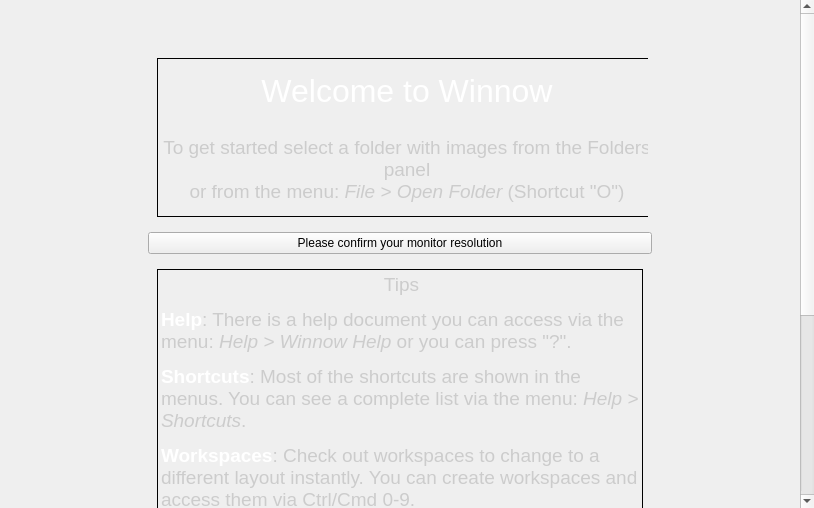
This is welcome.ui in towhee/Winnow64 as Qt 5 draws it before an edit. The edited form follows.
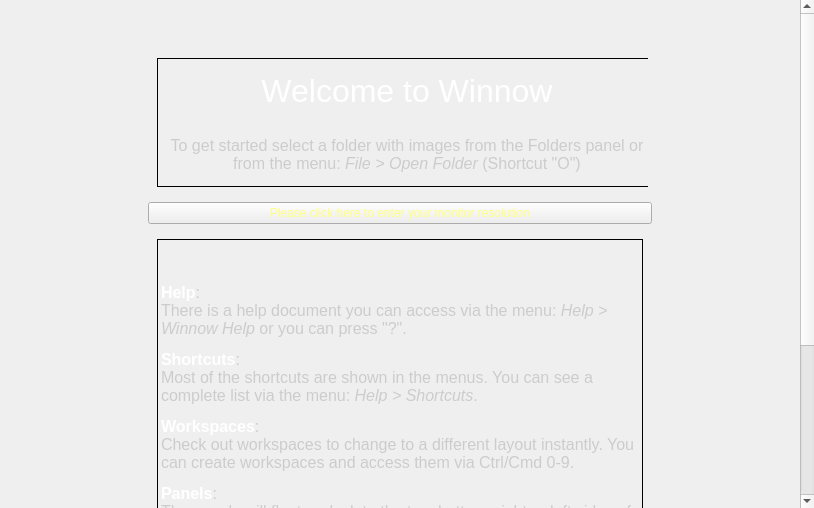
This is the edited form.

```diff
--- a/welcome.ui
+++ b/welcome.ui
@@ -30,8 +30,8 @@
     <rect>
      <x>0</x>
      <y>0</y>
-     <width>799</width>
-     <height>661</height>
+     <width>797</width>
+     <height>780</height>
     </rect>
    </property>
    <layout class="QHBoxLayout" name="horizontalLayout">
@@ -96,7 +96,7 @@
             <enum>QFrame::Box</enum>
            </property>
            <property name="text">
-            <string>&lt;html&gt;&lt;head/&gt;&lt;body&gt;&lt;p align=&quot;center&quot;&gt;&lt;span style=&quot; color:#cccccc;&quot;&gt;&lt;br/&gt;&lt;/span&gt;&lt;span style=&quot; font-size:24pt; color:#ffffff;&quot;&gt;Welcome to Winnow&lt;/span&gt;&lt;/p&gt;&lt;p align=&quot;center&quot;&gt;&lt;span style=&quot; color:#cccccc;&quot;&gt;&lt;br/&gt;&lt;/span&gt;&lt;span style=&quot; font-size:14pt; color:#cccccc;&quot;&gt;To get started select a folder with images from the Folders panel &lt;br/&gt;or from the menu: &lt;/span&gt;&lt;span style=&quot; font-size:14pt; font-style:italic; color:#cccccc;&quot;&gt;File &amp;gt; Open Folder&lt;/span&gt;&lt;span style=&quot; font-size:14pt; color:#cccccc;&quot;&gt; (Shortcut &amp;quot;O&amp;quot;)&lt;/span&gt;&lt;span style=&quot; color:#cccccc;&quot;&gt;&lt;br/&gt;&lt;/span&gt;&lt;/p&gt;&lt;/body&gt;&lt;/html&gt;</string>
+            <string>&lt;html&gt;&lt;head/&gt;&lt;body&gt;&lt;p align=&quot;center&quot;&gt;&lt;span style=&quot; color:#cccccc;&quot;&gt;&lt;br/&gt;&lt;/span&gt;&lt;span style=&quot; font-size:24pt; color:#ffffff;&quot;&gt;Welcome to Winnow&lt;/span&gt;&lt;/p&gt;&lt;p&gt;&lt;span style=&quot; color:#cccccc;&quot;&gt;&lt;br/&gt;&lt;/span&gt;&lt;span style=&quot; font-size:12pt; color:#cccccc;&quot;&gt;To get started select a folder with images from the Folders panel or from the menu: &lt;/span&gt;&lt;span style=&quot; font-size:12pt; font-style:italic; color:#cccccc;&quot;&gt;File &amp;gt; Open Folder&lt;/span&gt;&lt;span style=&quot; font-size:12pt; color:#cccccc;&quot;&gt; (Shortcut &amp;quot;O&amp;quot;)&lt;/span&gt;&lt;span style=&quot; color:#cccccc;&quot;&gt;&lt;br/&gt;&lt;/span&gt;&lt;/p&gt;&lt;/body&gt;&lt;/html&gt;</string>
            </property>
            <property name="alignment">
             <set>Qt::AlignCenter</set>
@@ -111,8 +111,11 @@
       </item>
       <item>
        <widget class="QPushButton" name="monitorSizeBtn">
+        <property name="styleSheet">
+         <string notr="true">color:rgb(255, 255, 127)</string>
+        </property>
         <property name="text">
-         <string>Please confirm your monitor resolution</string>
+         <string>Please click here to enter your monitor resolution</string>
         </property>
        </widget>
       </item>
@@ -140,7 +143,7 @@
             <number>1</number>
            </property>
            <property name="text">
-            <string>&lt;html&gt;&lt;head/&gt;&lt;body&gt;&lt;p align=&quot;center&quot;&gt;&lt;span style=&quot; font-size:14pt; color:#cccccc;&quot;&gt;Tips&lt;/span&gt;&lt;/p&gt;&lt;p&gt;&lt;span style=&quot; font-size:14pt; font-weight:600; color:#ffffff;&quot;&gt;Help&lt;/span&gt;&lt;span style=&quot; font-size:14pt; color:#cccccc;&quot;&gt;: There is a help document you can access via the menu: &lt;/span&gt;&lt;span style=&quot; font-size:14pt; font-style:italic; color:#cccccc;&quot;&gt;Help &amp;gt; Winnow Help&lt;/span&gt;&lt;span style=&quot; font-size:14pt; color:#cccccc;&quot;&gt; or you can press &amp;quot;?&amp;quot;.&lt;/span&gt;&lt;/p&gt;&lt;p&gt;&lt;span style=&quot; font-size:14pt; font-weight:600; color:#ffffff;&quot;&gt;Shortcuts&lt;/span&gt;&lt;span style=&quot; font-size:14pt; color:#cccccc;&quot;&gt;: Most of the shortcuts are shown in the menus. You can see a complete list via the menu: &lt;/span&gt;&lt;span style=&quot; font-size:14pt; font-style:italic; color:#cccccc;&quot;&gt;Help &amp;gt; Shortcuts&lt;/span&gt;&lt;span style=&quot; font-size:14pt; color:#cccccc;&quot;&gt;.&lt;/span&gt;&lt;/p&gt;&lt;p&gt;&lt;span style=&quot; font-size:14pt; font-weight:600; color:#ffffff;&quot;&gt;Workspaces&lt;/span&gt;&lt;span style=&quot; font-size:14pt; color:#cccccc;&quot;&gt;: Check out workspaces to change to a different layout instantly. You can create workspaces and access them via Ctrl/Cmd 0-9.&lt;/span&gt;&lt;/p&gt;&lt;p&gt;&lt;span style=&quot; font-size:14pt; font-weight:600; color:#ffffff;&quot;&gt;Panels&lt;/span&gt;&lt;span style=&quot; font-size:14pt; color:#cccccc;&quot;&gt;: The panels will float or dock to the top, bottom, right or left sides of the main window. The panel titlebar must be visible to move panels.&lt;/span&gt;&lt;/p&gt;&lt;p&gt;&lt;span style=&quot; font-size:14pt; font-weight:600; color:#ffffff;&quot;&gt;Context Menus&lt;/span&gt;&lt;span style=&quot; font-size:14pt; color:#cccccc;&quot;&gt;: Right mouse click to see context menus. This is handy when the main menu is hidden in full screen mode.&lt;/span&gt;&lt;/p&gt;&lt;p&gt;&lt;span style=&quot; font-size:14pt; font-weight:600; color:#ffffff;&quot;&gt;Tool tips&lt;/span&gt;&lt;span style=&quot; font-size:14pt; color:#cccccc;&quot;&gt;: Hover over an item with the mouse to see a tool tip. Try this in the preferences dialog to see explanations for different settings.&lt;/span&gt;&lt;/p&gt;&lt;/body&gt;&lt;/html&gt;</string>
+            <string>&lt;html&gt;&lt;head/&gt;&lt;body&gt;&lt;p align=&quot;center&quot;&gt;&lt;br/&gt;&lt;/p&gt;&lt;p&gt;&lt;span style=&quot; font-size:12pt; font-weight:600; color:#ffffff;&quot;&gt;Help&lt;/span&gt;&lt;span style=&quot; font-size:12pt; color:#cccccc;&quot;&gt;: &lt;br/&gt;There is a help document you can access via the menu: &lt;/span&gt;&lt;span style=&quot; font-size:12pt; font-style:italic; color:#cccccc;&quot;&gt;Help &amp;gt; Winnow Help&lt;/span&gt;&lt;span style=&quot; font-size:12pt; color:#cccccc;&quot;&gt; or you can press &amp;quot;?&amp;quot;.&lt;/span&gt;&lt;/p&gt;&lt;p&gt;&lt;span style=&quot; font-size:12pt; font-weight:600; color:#ffffff;&quot;&gt;Shortcuts&lt;/span&gt;&lt;span style=&quot; font-size:12pt; color:#cccccc;&quot;&gt;: &lt;br/&gt;Most of the shortcuts are shown in the menus. You can see a complete list via the menu: &lt;/span&gt;&lt;span style=&quot; font-size:12pt; font-style:italic; color:#cccccc;&quot;&gt;Help &amp;gt; Shortcuts&lt;/span&gt;&lt;span style=&quot; font-size:12pt; color:#cccccc;&quot;&gt;.&lt;/span&gt;&lt;/p&gt;&lt;p&gt;&lt;span style=&quot; font-size:12pt; font-weight:600; color:#ffffff;&quot;&gt;Workspaces&lt;/span&gt;&lt;span style=&quot; font-size:12pt; color:#cccccc;&quot;&gt;: &lt;br/&gt;Check out workspaces to change to a different layout instantly. You can create workspaces and access them via Ctrl/Cmd 0-9.&lt;/span&gt;&lt;/p&gt;&lt;p&gt;&lt;span style=&quot; font-size:12pt; font-weight:600; color:#ffffff;&quot;&gt;Panels&lt;/span&gt;&lt;span style=&quot; font-size:12pt; color:#cccccc;&quot;&gt;: &lt;br/&gt;The panels will float or dock to the top, bottom, right or left sides of the main window. The panel titlebar must be visible to move panels.&lt;/span&gt;&lt;/p&gt;&lt;p&gt;&lt;span style=&quot; font-size:12pt; font-weight:600; color:#ffffff;&quot;&gt;Context Menus&lt;/span&gt;&lt;span style=&quot; font-size:12pt; color:#cccccc;&quot;&gt;: &lt;br/&gt;Right mouse click to see context menus. This is handy when the main menu is hidden in full screen mode.&lt;/span&gt;&lt;/p&gt;&lt;p&gt;&lt;span style=&quot; font-size:12pt; font-weight:600; color:#ffffff;&quot;&gt;Tool tips&lt;/span&gt;&lt;span style=&quot; font-size:12pt; color:#cccccc;&quot;&gt;: &lt;br/&gt;Hover over an item with the mouse to see a tool tip. Try this in the preferences dialog to see explanations for different settings.&lt;/span&gt;&lt;/p&gt;&lt;/body&gt;&lt;/html&gt;</string>
            </property>
            <property name="alignment">
             <set>Qt::AlignLeading|Qt::AlignLeft|Qt::AlignTop</set>
```
